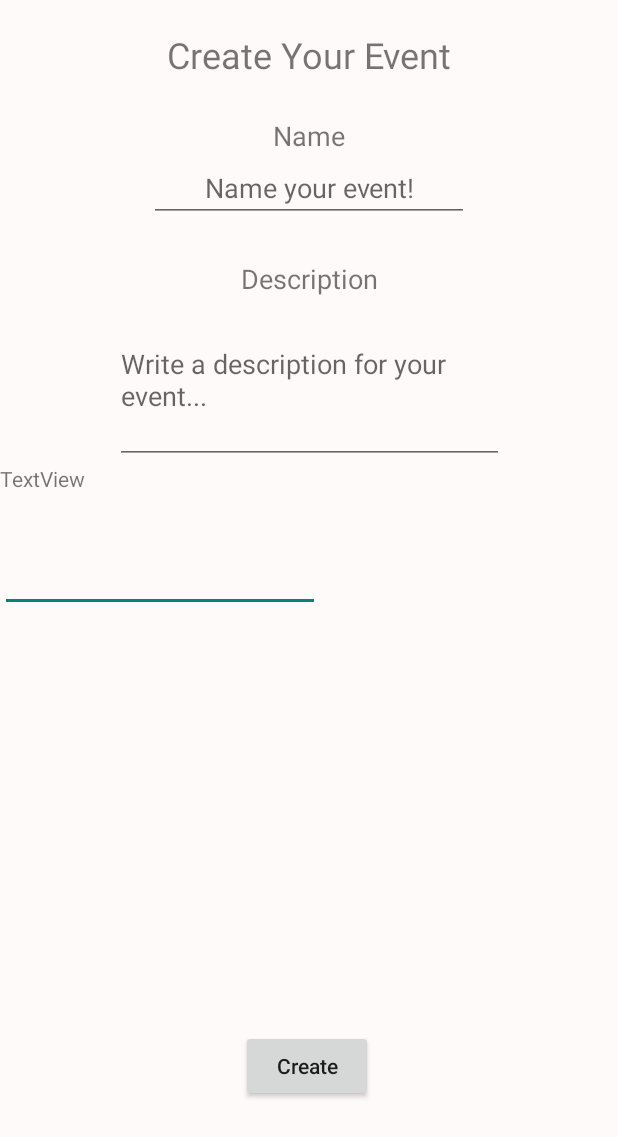
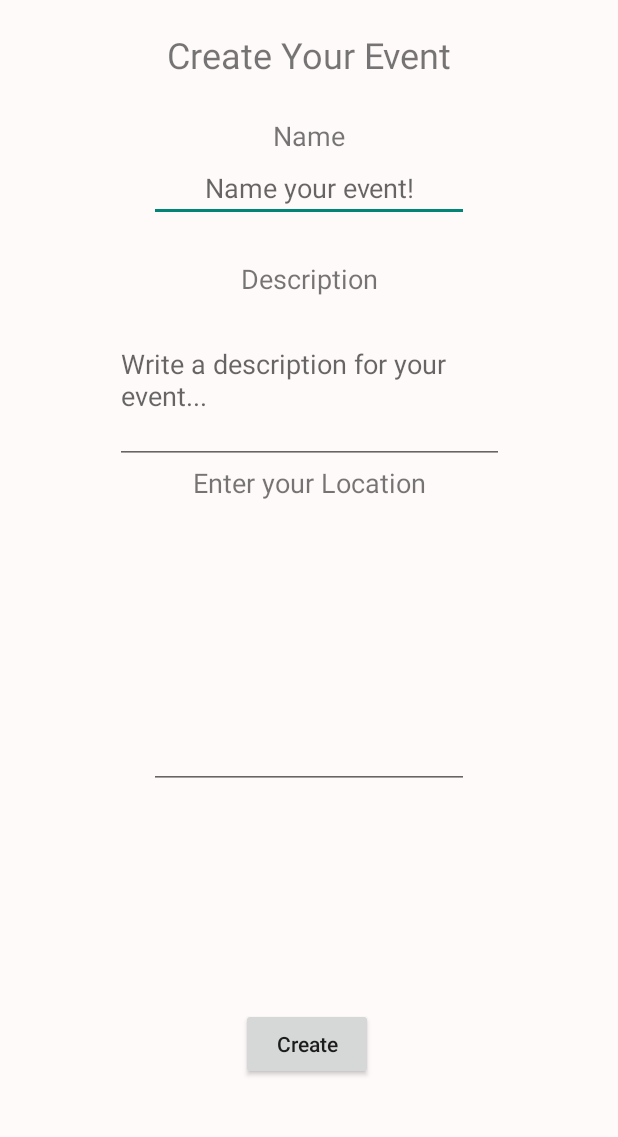
Before and after one commit to Winggo/RidePlanner, an Android app: the layout activity_create_event_pop_up.xml on its own in the app's theme, with its tools: preview values and no code run, on a phone screen of 412 x 824 dp. Shown: the top 1137 px of the screen. Run offline under Robolectric (Android 15) with nearby library versions, the phone set to English and light mode, and no system bars; Roboto replaces fonts that are not available here.

Commit message:
finish the pop up format

```diff
--- a/app/src/main/java/com/cmps121/rideplanner/CreateEventPopUp.java
+++ b/app/src/main/java/com/cmps121/rideplanner/CreateEventPopUp.java
@@ -64,7 +64,7 @@ public class CreateEventPopUp extends AppCompatActivity {
 
         eventNameInput = findViewById(R.id.eventNameInput);
         eventDescriptionInput = findViewById(R.id.descriptionInput);
-        eventLocationInput = findViewById(R.id.eventLoc);
+        eventLocationInput = findViewById(R.id.editLoc);
 
         groupName = getIntent().getStringExtra("groupName");
         groupCode = getIntent().getStringExtra("groupCode");
--- a/app/src/main/res/layout/activity_create_event_pop_up.xml
+++ b/app/src/main/res/layout/activity_create_event_pop_up.xml
@@ -5,15 +5,6 @@
     android:layout_width="match_parent"
     android:layout_height="match_parent"
     tools:context=".CreateEventPopUp">
-
-    <EditText
-        android:id="@+id/eventLoc"
-        android:layout_width="wrap_content"
-        android:layout_height="79dp"
-        android:ems="10"
-        android:inputType="textPostalAddress"
-        app:layout_constraintTop_toBottomOf="@+id/textView2"
-        tools:layout_editor_absoluteX="69dp" />
 
     <TextView
         android:id="@+id/nameHeader"
@@ -80,22 +71,37 @@
         android:id="@+id/createEventBtn"
         android:layout_width="wrap_content"
         android:layout_height="wrap_content"
+        android:layout_marginBottom="104dp"
         android:onClick="onCreateEventBtn"
         android:text="Create"
         android:textAllCaps="false"
         app:layout_constraintBottom_toBottomOf="parent"
         app:layout_constraintEnd_toEndOf="parent"
         app:layout_constraintHorizontal_bias="0.496"
-        app:layout_constraintStart_toStartOf="parent"
-        app:layout_constraintTop_toBottomOf="@+id/descriptionInput"
-        app:layout_constraintTop_toTopOf="@+id/eventLoc"
-        app:layout_constraintVertical_bias="0.801" />
+        app:layout_constraintStart_toStartOf="parent" />
 
     <TextView
-        android:id="@+id/textView2"
+        android:id="@+id/textView8"
         android:layout_width="wrap_content"
         android:layout_height="wrap_content"
-        android:text="TextView"
-        app:layout_constraintTop_toBottomOf="@+id/descriptionInput"
-        tools:layout_editor_absoluteX="147dp" />
+        android:gravity="center_horizontal"
+        android:text="Enter your Location"
+        android:textSize="18sp"
+        app:layout_constraintEnd_toEndOf="parent"
+        app:layout_constraintHorizontal_bias="0.5"
+        app:layout_constraintStart_toStartOf="parent"
+        app:layout_constraintTop_toBottomOf="@+id/descriptionInput" />
+
+    <EditText
+        android:id="@+id/editLoc"
+        android:layout_width="wrap_content"
+        android:layout_height="wrap_content"
+        android:layout_marginTop="8dp"
+        android:layout_marginBottom="8dp"
+        android:ems="10"
+        android:inputType="textPostalAddress"
+        app:layout_constraintBottom_toTopOf="@+id/createEventBtn"
+        app:layout_constraintEnd_toEndOf="parent"
+        app:layout_constraintStart_toStartOf="parent"
+        app:layout_constraintTop_toBottomOf="@+id/textView8" />
 </android.support.constraint.ConstraintLayout>
```
